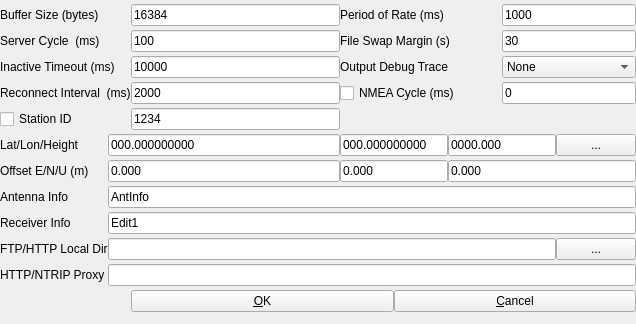
Old version of the form app/strsvr_qt/svroptdlg.ui in the repository tomojitakasu/RTKLIB.
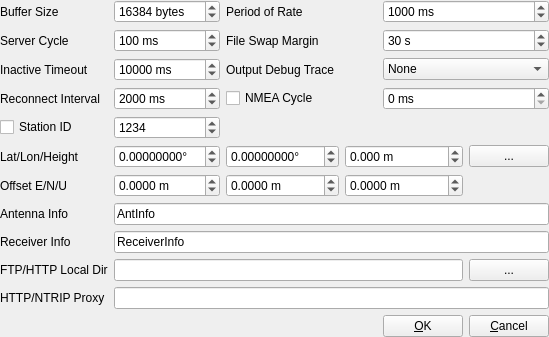
New version of the form.

Patch:
```diff
--- a/app/strsvr_qt/svroptdlg.ui
+++ b/app/strsvr_qt/svroptdlg.ui
@@ -6,8 +6,8 @@
    <rect>
     <x>0</x>
     <y>0</y>
-    <width>636</width>
-    <height>324</height>
+    <width>535</width>
+    <height>330</height>
    </rect>
   </property>
   <property name="windowTitle">
@@ -29,9 +29,71 @@
    <property name="bottomMargin">
     <number>0</number>
    </property>
-   <property name="spacing">
-    <number>0</number>
-   </property>
+   <item row="2" column="0">
+    <widget class="QLabel" name="Label2">
+     <property name="enabled">
+      <bool>true</bool>
+     </property>
+     <property name="toolTip">
+      <string/>
+     </property>
+     <property name="text">
+      <string>Server Cycle </string>
+     </property>
+    </widget>
+   </item>
+   <item row="9" column="0">
+    <widget class="QCheckBox" name="StaInfoSel">
+     <property name="toolTip">
+      <string/>
+     </property>
+     <property name="text">
+      <string>Station ID</string>
+     </property>
+     <property name="checked">
+      <bool>false</bool>
+     </property>
+    </widget>
+   </item>
+   <item row="13" column="0">
+    <widget class="QLabel" name="Label12">
+     <property name="enabled">
+      <bool>true</bool>
+     </property>
+     <property name="toolTip">
+      <string/>
+     </property>
+     <property name="text">
+      <string>Antenna Info</string>
+     </property>
+    </widget>
+   </item>
+   <item row="14" column="0">
+    <widget class="QLabel" name="Label13">
+     <property name="enabled">
+      <bool>true</bool>
+     </property>
+     <property name="toolTip">
+      <string/>
+     </property>
+     <property name="text">
+      <string>Receiver Info</string>
+     </property>
+    </widget>
+   </item>
+   <item row="15" column="0">
+    <widget class="QLabel" name="Label4">
+     <property name="enabled">
+      <bool>true</bool>
+     </property>
+     <property name="toolTip">
+      <string/>
+     </property>
+     <property name="text">
+      <string>FTP/HTTP Local Dir</string>
+     </property>
+    </widget>
+   </item>
    <item row="0" column="0">
     <widget class="QLabel" name="Label1">
      <property name="enabled">
@@ -41,12 +103,12 @@
       <string/>
      </property>
      <property name="text">
-      <string>Buffer Size (bytes)</string>
+      <string>Buffer Size</string>
      </property>
     </widget>
    </item>
-   <item row="0" column="2">
-    <widget class="QLineEdit" name="SvrBuffSize">
+   <item row="11" column="0">
+    <widget class="QLabel" name="Label8">
      <property name="enabled">
       <bool>true</bool>
      </property>
@@ -54,7 +116,152 @@
       <string/>
      </property>
      <property name="text">
-      <string>16384</string>
+      <string>Lat/Lon/Height</string>
+     </property>
+    </widget>
+   </item>
+   <item row="12" column="0">
+    <widget class="QLabel" name="Label11">
+     <property name="enabled">
+      <bool>true</bool>
+     </property>
+     <property name="toolTip">
+      <string/>
+     </property>
+     <property name="text">
+      <string>Offset E/N/U</string>
+     </property>
+    </widget>
+   </item>
+   <item row="15" column="7">
+    <widget class="QPushButton" name="BtnLocalDir">
+     <property name="enabled">
+      <bool>true</bool>
+     </property>
+     <property name="palette">
+      <palette>
+       <active>
+        <colorrole role="WindowText">
+         <brush brushstyle="SolidPattern">
+          <color alpha="255">
+           <red>0</red>
+           <green>0</green>
+           <blue>0</blue>
+          </color>
+         </brush>
+        </colorrole>
+       </active>
+       <inactive>
+        <colorrole role="WindowText">
+         <brush brushstyle="SolidPattern">
+          <color alpha="255">
+           <red>0</red>
+           <green>0</green>
+           <blue>0</blue>
+          </color>
+         </brush>
+        </colorrole>
+       </inactive>
+       <disabled>
+        <colorrole role="WindowText">
+         <brush brushstyle="SolidPattern">
+          <color alpha="255">
+           <red>0</red>
+           <green>0</green>
+           <blue>0</blue>
+          </color>
+         </brush>
+        </colorrole>
+       </disabled>
+      </palette>
+     </property>
+     <property name="toolTip">
+      <string/>
+     </property>
+     <property name="text">
+      <string>...</string>
+     </property>
+     <property name="flat">
+      <bool>false</bool>
+     </property>
+    </widget>
+   </item>
+   <item row="11" column="7">
+    <widget class="QPushButton" name="BtnPos">
+     <property name="enabled">
+      <bool>true</bool>
+     </property>
+     <property name="palette">
+      <palette>
+       <active>
+        <colorrole role="WindowText">
+         <brush brushstyle="SolidPattern">
+          <color alpha="255">
+           <red>0</red>
+           <green>0</green>
+           <blue>0</blue>
+          </color>
+         </brush>
+        </colorrole>
+       </active>
+       <inactive>
+        <colorrole role="WindowText">
+         <brush brushstyle="SolidPattern">
+          <color alpha="255">
+           <red>0</red>
+           <green>0</green>
+           <blue>0</blue>
+          </color>
+         </brush>
+        </colorrole>
+       </inactive>
+       <disabled>
+        <colorrole role="WindowText">
+         <brush brushstyle="SolidPattern">
+          <color alpha="255">
+           <red>0</red>
+           <green>0</green>
+           <blue>0</blue>
+          </color>
+         </brush>
+        </colorrole>
+       </disabled>
+      </palette>
+     </property>
+     <property name="toolTip">
+      <string/>
+     </property>
+     <property name="text">
+      <string>...</string>
+     </property>
+     <property name="flat">
+      <bool>false</bool>
+     </property>
+    </widget>
+   </item>
+   <item row="2" column="3" colspan="3">
+    <widget class="QLabel" name="Label9">
+     <property name="enabled">
+      <bool>true</bool>
+     </property>
+     <property name="toolTip">
+      <string/>
+     </property>
+     <property name="text">
+      <string>File Swap Margin</string>
+     </property>
+    </widget>
+   </item>
+   <item row="6" column="3" colspan="3">
+    <widget class="QCheckBox" name="NmeaReqT">
+     <property name="toolTip">
+      <string/>
+     </property>
+     <property name="text">
+      <string>NMEA Cycle</string>
+     </property>
+     <property name="checked">
+      <bool>false</bool>
      </property>
     </widget>
    </item>
@@ -67,102 +274,11 @@
       <string/>
      </property>
      <property name="text">
-      <string>Period of Rate (ms)</string>
+      <string>Period of Rate</string>
      </property>
     </widget>
    </item>
-   <item row="0" column="6" colspan="2">
-    <widget class="QLineEdit" name="AvePeriodRate">
-     <property name="enabled">
-      <bool>true</bool>
-     </property>
-     <property name="toolTip">
-      <string/>
-     </property>
-     <property name="text">
-      <string>1000</string>
-     </property>
-    </widget>
-   </item>
-   <item row="1" column="0">
-    <widget class="QLabel" name="Label2">
-     <property name="enabled">
-      <bool>true</bool>
-     </property>
-     <property name="toolTip">
-      <string/>
-     </property>
-     <property name="text">
-      <string>Server Cycle  (ms)</string>
-     </property>
-    </widget>
-   </item>
-   <item row="1" column="2">
-    <widget class="QLineEdit" name="SvrCycle">
-     <property name="enabled">
-      <bool>true</bool>
-     </property>
-     <property name="toolTip">
-      <string/>
-     </property>
-     <property name="text">
-      <string>100</string>
-     </property>
-    </widget>
-   </item>
-   <item row="1" column="3" colspan="3">
-    <widget class="QLabel" name="Label9">
-     <property name="enabled">
-      <bool>true</bool>
-     </property>
-     <property name="toolTip">
-      <string/>
-     </property>
-     <property name="text">
-      <string>File Swap Margin (s)</string>
-     </property>
-    </widget>
-   </item>
-   <item row="1" column="6" colspan="2">
-    <widget class="QLineEdit" name="FileSwapMarginE">
-     <property name="enabled">
-      <bool>true</bool>
-     </property>
-     <property name="toolTip">
-      <string/>
-     </property>
-     <property name="text">
-      <string>30</string>
-     </property>
-    </widget>
-   </item>
-   <item row="2" column="0" colspan="2">
-    <widget class="QLabel" name="Label3">
-     <property name="enabled">
-      <bool>true</bool>
-     </property>
-     <property name="toolTip">
-      <string/>
-     </property>
-     <property name="text">
-      <string>Inactive Timeout (ms)</string>
-     </property>
-    </widget>
-   </item>
-   <item row="2" column="2">
-    <widget class="QLineEdit" name="DataTimeout">
-     <property name="enabled">
-      <bool>true</bool>
-     </property>
-     <property name="toolTip">
-      <string/>
-     </property>
-     <property name="text">
-      <string>10000</string>
-     </property>
-    </widget>
-   </item>
-   <item row="2" column="3" colspan="3">
+   <item row="4" column="3" colspan="3">
     <widget class="QLabel" name="Label7">
      <property name="enabled">
       <bool>true</bool>
@@ -175,7 +291,7 @@
      </property>
     </widget>
    </item>
-   <item row="2" column="6" colspan="2">
+   <item row="4" column="6" colspan="2">
     <widget class="QComboBox" name="TraceLevelS">
      <property name="enabled">
       <bool>true</bool>
@@ -215,8 +331,8 @@
      </item>
     </widget>
    </item>
-   <item row="3" column="0" colspan="2">
-    <widget class="QLabel" name="Label5">
+   <item row="16" column="0">
+    <widget class="QLabel" name="Label10">
      <property name="enabled">
       <bool>true</bool>
      </property>
@@ -224,246 +340,153 @@
       <string/>
      </property>
      <property name="text">
-      <string>Reconnect Interval  (ms)</string>
+      <string>HTTP/NTRIP Proxy</string>
      </property>
     </widget>
    </item>
-   <item row="3" column="2">
-    <widget class="QLineEdit" name="ConnectInterval">
-     <property name="enabled">
-      <bool>true</bool>
+   <item row="11" column="5" colspan="2">
+    <widget class="QDoubleSpinBox" name="AntPos3">
+     <property name="suffix">
+      <string> m</string>
      </property>
-     <property name="toolTip">
-      <string/>
+     <property name="decimals">
+      <number>3</number>
      </property>
-     <property name="text">
-      <string>2000</string>
+     <property name="minimum">
+      <double>-1000.000000000000000</double>
      </property>
-    </widget>
-   </item>
-   <item row="3" column="3" colspan="3">
-    <widget class="QCheckBox" name="NmeaReqT">
-     <property name="toolTip">
-      <string/>
+     <property name="maximum">
+      <double>10000.000000000000000</double>
      </property>
-     <property name="text">
-      <string>NMEA Cycle (ms)</string>
-     </property>
-     <property name="checked">
-      <bool>false</bool>
-     </property>
     </widget>
    </item>
-   <item row="3" column="6" colspan="2">
-    <widget class="QLineEdit" name="NmeaCycle">
-     <property name="enabled">
-      <bool>true</bool>
+   <item row="2" column="6" colspan="2">
+    <widget class="QSpinBox" name="FileSwapMarginE">
+     <property name="suffix">
+      <string> s</string>
      </property>
-     <property name="toolTip">
-      <string/>
+     <property name="minimum">
+      <number>0</number>
      </property>
-     <property name="text">
-      <string>0</string>
+     <property name="value">
+      <number>30</number>
      </property>
     </widget>
    </item>
-   <item row="4" column="0">
-    <widget class="QCheckBox" name="StaInfoSel">
-     <property name="toolTip">
-      <string/>
+   <item row="11" column="3" colspan="2">
+    <widget class="QDoubleSpinBox" name="AntPos2">
+     <property name="suffix">
+      <string>°</string>
      </property>
-     <property name="text">
-      <string>Station ID</string>
+     <property name="decimals">
+      <number>8</number>
      </property>
-     <property name="checked">
-      <bool>false</bool>
+     <property name="minimum">
+      <double>-180.000000000000000</double>
      </property>
-    </widget>
-   </item>
-   <item row="4" column="2">
-    <widget class="QLineEdit" name="StationId">
-     <property name="enabled">
-      <bool>true</bool>
+     <property name="maximum">
+      <double>180.000000000000000</double>
      </property>
-     <property name="toolTip">
-      <string/>
-     </property>
-     <property name="text">
-      <string>1234</string>
-     </property>
     </widget>
    </item>
-   <item row="5" column="0">
-    <widget class="QLabel" name="Label8">
-     <property name="enabled">
-      <bool>true</bool>
+   <item row="12" column="3" colspan="2">
+    <widget class="QDoubleSpinBox" name="AntOff2">
+     <property name="suffix">
+      <string> m</string>
      </property>
-     <property name="toolTip">
-      <string/>
+     <property name="decimals">
+      <number>4</number>
      </property>
-     <property name="text">
-      <string>Lat/Lon/Height</string>
+     <property name="minimum">
+      <double>-1000.000000000000000</double>
      </property>
-    </widget>
-   </item>
-   <item row="5" column="1" colspan="2">
-    <widget class="QLineEdit" name="AntPos1">
-     <property name="enabled">
-      <bool>true</bool>
+     <property name="maximum">
+      <double>1000.000000000000000</double>
      </property>
-     <property name="toolTip">
-      <string/>
-     </property>
-     <property name="text">
-      <string>000.000000000</string>
-     </property>
     </widget>
    </item>
-   <item row="5" column="3" colspan="2">
-    <widget class="QLineEdit" name="AntPos2">
-     <property name="enabled">
-      <bool>true</bool>
+   <item row="12" column="5" colspan="2">
+    <widget class="QDoubleSpinBox" name="AntOff3">
+     <property name="suffix">
+      <string> m</string>
      </property>
-     <property name="toolTip">
-      <string/>
+     <property name="decimals">
+      <number>4</number>
      </property>
-     <property name="text">
-      <string>000.000000000</string>
+     <property name="minimum">
+      <double>-1000.000000000000000</double>
      </property>
-    </widget>
-   </item>
-   <item row="5" column="5" colspan="2">
-    <widget class="QLineEdit" name="AntPos3">
-     <property name="enabled">
-      <bool>true</bool>
+     <property name="maximum">
+      <double>1000.000000000000000</double>
      </property>
-     <property name="toolTip">
-      <string/>
-     </property>
-     <property name="text">
-      <string>0000.000</string>
-     </property>
     </widget>
    </item>
-   <item row="5" column="7">
-    <widget class="QPushButton" name="BtnPos">
-     <property name="enabled">
-      <bool>true</bool>
+   <item row="6" column="6" colspan="2">
+    <widget class="QSpinBox" name="NmeaCycle">
+     <property name="suffix">
+      <string> ms</string>
      </property>
-     <property name="palette">
-      <palette>
-       <active>
-        <colorrole role="WindowText">
-         <brush brushstyle="SolidPattern">
-          <color alpha="255">
-           <red>0</red>
-           <green>0</green>
-           <blue>0</blue>
-          </color>
-         </brush>
-        </colorrole>
-       </active>
-       <inactive>
-        <colorrole role="WindowText">
-         <brush brushstyle="SolidPattern">
-          <color alpha="255">
-           <red>0</red>
-           <green>0</green>
-           <blue>0</blue>
-          </color>
-         </brush>
-        </colorrole>
-       </inactive>
-       <disabled>
-        <colorrole role="WindowText">
-         <brush brushstyle="SolidPattern">
-          <color alpha="255">
-           <red>0</red>
-           <green>0</green>
-           <blue>0</blue>
-          </color>
-         </brush>
-        </colorrole>
-       </disabled>
-      </palette>
+     <property name="maximum">
+      <number>100000</number>
      </property>
-     <property name="toolTip">
-      <string/>
-     </property>
-     <property name="text">
-      <string>...</string>
-     </property>
-     <property name="flat">
-      <bool>false</bool>
-     </property>
     </widget>
    </item>
-   <item row="6" column="0">
-    <widget class="QLabel" name="Label11">
-     <property name="enabled">
-      <bool>true</bool>
+   <item row="0" column="6" colspan="2">
+    <widget class="QSpinBox" name="AvePeriodRate">
+     <property name="suffix">
+      <string> ms</string>
      </property>
-     <property name="toolTip">
-      <string/>
+     <property name="maximum">
+      <number>1000000</number>
      </property>
-     <property name="text">
-      <string>Offset E/N/U (m)</string>
+     <property name="value">
+      <number>1000</number>
      </property>
     </widget>
    </item>
-   <item row="6" column="1" colspan="2">
-    <widget class="QLineEdit" name="AntOff1">
-     <property name="enabled">
-      <bool>true</bool>
+   <item row="9" column="2">
+    <widget class="QSpinBox" name="StationId">
+     <property name="maximum">
+      <number>100000</number>
      </property>
-     <property name="toolTip">
-      <string/>
+     <property name="value">
+      <number>1234</number>
      </property>
-     <property name="text">
-      <string>0.000</string>
-     </property>
     </widget>
    </item>
-   <item row="6" column="3" colspan="2">
-    <widget class="QLineEdit" name="AntOff2">
-     <property name="enabled">
-      <bool>true</bool>
+   <item row="11" column="2">
+    <widget class="QDoubleSpinBox" name="AntPos1">
+     <property name="suffix">
+      <string>°</string>
      </property>
-     <property name="toolTip">
-      <string/>
+     <property name="decimals">
+      <number>8</number>
      </property>
-     <property name="text">
-      <string>0.000</string>
+     <property name="minimum">
+      <double>-90.000000000000000</double>
      </property>
-    </widget>
-   </item>
-   <item row="6" column="5" colspan="3">
-    <widget class="QLineEdit" name="AntOff3">
-     <property name="enabled">
-      <bool>true</bool>
+     <property name="maximum">
+      <double>90.000000000000000</double>
      </property>
-     <property name="toolTip">
-      <string/>
-     </property>
-     <property name="text">
-      <string>0.000</string>
-     </property>
     </widget>
    </item>
-   <item row="7" column="0">
-    <widget class="QLabel" name="Label12">
-     <property name="enabled">
-      <bool>true</bool>
+   <item row="12" column="2">
+    <widget class="QDoubleSpinBox" name="AntOff1">
+     <property name="suffix">
+      <string> m</string>
      </property>
-     <property name="toolTip">
-      <string/>
+     <property name="decimals">
+      <number>4</number>
      </property>
-     <property name="text">
-      <string>Antenna Info</string>
+     <property name="minimum">
+      <double>-1000.000000000000000</double>
      </property>
+     <property name="maximum">
+      <double>10000.000000000000000</double>
+     </property>
     </widget>
    </item>
-   <item row="7" column="1" colspan="7">
+   <item row="13" column="2" colspan="6">
     <widget class="QLineEdit" name="AntInfo">
      <property name="enabled">
       <bool>true</bool>
@@ -476,20 +499,7 @@
      </property>
     </widget>
    </item>
-   <item row="8" column="0">
-    <widget class="QLabel" name="Label13">
-     <property name="enabled">
-      <bool>true</bool>
-     </property>
-     <property name="toolTip">
-      <string/>
-     </property>
-     <property name="text">
-      <string>Receiver Info</string>
-     </property>
-    </widget>
-   </item>
-   <item row="8" column="1" colspan="7">
+   <item row="14" column="2" colspan="6">
     <widget class="QLineEdit" name="RcvInfo">
      <property name="enabled">
       <bool>true</bool>
@@ -498,24 +508,11 @@
       <string/>
      </property>
      <property name="text">
-      <string>Edit1</string>
+      <string>ReceiverInfo</string>
      </property>
     </widget>
    </item>
-   <item row="9" column="0">
-    <widget class="QLabel" name="Label4">
-     <property name="enabled">
-      <bool>true</bool>
-     </property>
-     <property name="toolTip">
-      <string/>
-     </property>
-     <property name="text">
-      <string>FTP/HTTP Local Dir</string>
-     </property>
-    </widget>
-   </item>
-   <item row="9" column="1" colspan="6">
+   <item row="15" column="2" colspan="5">
     <widget class="QLineEdit" name="LocalDir">
      <property name="enabled">
       <bool>true</bool>
@@ -528,73 +525,7 @@
      </property>
     </widget>
    </item>
-   <item row="9" column="7">
-    <widget class="QPushButton" name="BtnLocalDir">
-     <property name="enabled">
-      <bool>true</bool>
-     </property>
-     <property name="palette">
-      <palette>
-       <active>
-        <colorrole role="WindowText">
-         <brush brushstyle="SolidPattern">
-          <color alpha="255">
-           <red>0</red>
-           <green>0</green>
-           <blue>0</blue>
-          </color>
-         </brush>
-        </colorrole>
-       </active>
-       <inactive>
-        <colorrole role="WindowText">
-         <brush brushstyle="SolidPattern">
-          <color alpha="255">
-           <red>0</red>
-           <green>0</green>
-           <blue>0</blue>
-          </color>
-         </brush>
-        </colorrole>
-       </inactive>
-       <disabled>
-        <colorrole role="WindowText">
-         <brush brushstyle="SolidPattern">
-          <color alpha="255">
-           <red>0</red>
-           <green>0</green>
-           <blue>0</blue>
-          </color>
-         </brush>
-        </colorrole>
-       </disabled>
-      </palette>
-     </property>
-     <property name="toolTip">
-      <string/>
-     </property>
-     <property name="text">
-      <string>...</string>
-     </property>
-     <property name="flat">
-      <bool>false</bool>
-     </property>
-    </widget>
-   </item>
-   <item row="10" column="0">
-    <widget class="QLabel" name="Label10">
-     <property name="enabled">
-      <bool>true</bool>
-     </property>
-     <property name="toolTip">
-      <string/>
-     </property>
-     <property name="text">
-      <string>HTTP/NTRIP Proxy</string>
-     </property>
-    </widget>
-   </item>
-   <item row="10" column="1" colspan="7">
+   <item row="16" column="2" colspan="6">
     <widget class="QLineEdit" name="ProxyAddr">
      <property name="enabled">
       <bool>true</bool>
@@ -607,8 +538,8 @@
      </property>
     </widget>
    </item>
-   <item row="11" column="2" colspan="2">
-    <widget class="QPushButton" name="BtnOk">
+   <item row="4" column="0">
+    <widget class="QLabel" name="Label3">
      <property name="enabled">
       <bool>true</bool>
      </property>
@@ -616,14 +547,76 @@
       <string/>
      </property>
      <property name="text">
-      <string>&amp;OK</string>
+      <string>Inactive Timeout</string>
      </property>
-     <property name="flat">
-      <bool>false</bool>
+    </widget>
+   </item>
+   <item row="6" column="0">
+    <widget class="QLabel" name="Label5">
+     <property name="enabled">
+      <bool>true</bool>
      </property>
+     <property name="toolTip">
+      <string/>
+     </property>
+     <property name="text">
+      <string>Reconnect Interval</string>
+     </property>
     </widget>
    </item>
-   <item row="11" column="4" colspan="4">
+   <item row="6" column="2">
+    <widget class="QSpinBox" name="ConnectInterval">
+     <property name="suffix">
+      <string> ms</string>
+     </property>
+     <property name="maximum">
+      <number>100000</number>
+     </property>
+     <property name="value">
+      <number>2000</number>
+     </property>
+    </widget>
+   </item>
+   <item row="4" column="2">
+    <widget class="QSpinBox" name="DataTimeout">
+     <property name="suffix">
+      <string> ms</string>
+     </property>
+     <property name="maximum">
+      <number>1000000</number>
+     </property>
+     <property name="value">
+      <number>10000</number>
+     </property>
+    </widget>
+   </item>
+   <item row="2" column="2">
+    <widget class="QSpinBox" name="SvrCycle">
+     <property name="suffix">
+      <string> ms</string>
+     </property>
+     <property name="maximum">
+      <number>10000</number>
+     </property>
+     <property name="value">
+      <number>100</number>
+     </property>
+    </widget>
+   </item>
+   <item row="0" column="2">
+    <widget class="QSpinBox" name="SvrBuffSize">
+     <property name="suffix">
+      <string> bytes</string>
+     </property>
+     <property name="maximum">
+      <number>1000000</number>
+     </property>
+     <property name="value">
+      <number>16384</number>
+     </property>
+    </widget>
+   </item>
+   <item row="17" column="7">
     <widget class="QPushButton" name="BtnCancel">
      <property name="enabled">
       <bool>true</bool>
@@ -639,6 +632,22 @@
      </property>
     </widget>
    </item>
+   <item row="17" column="6">
+    <widget class="QPushButton" name="BtnOk">
+     <property name="enabled">
+      <bool>true</bool>
+     </property>
+     <property name="toolTip">
+      <string/>
+     </property>
+     <property name="text">
+      <string>&amp;OK</string>
+     </property>
+     <property name="flat">
+      <bool>false</bool>
+     </property>
+    </widget>
+   </item>
   </layout>
  </widget>
  <resources/>
```
